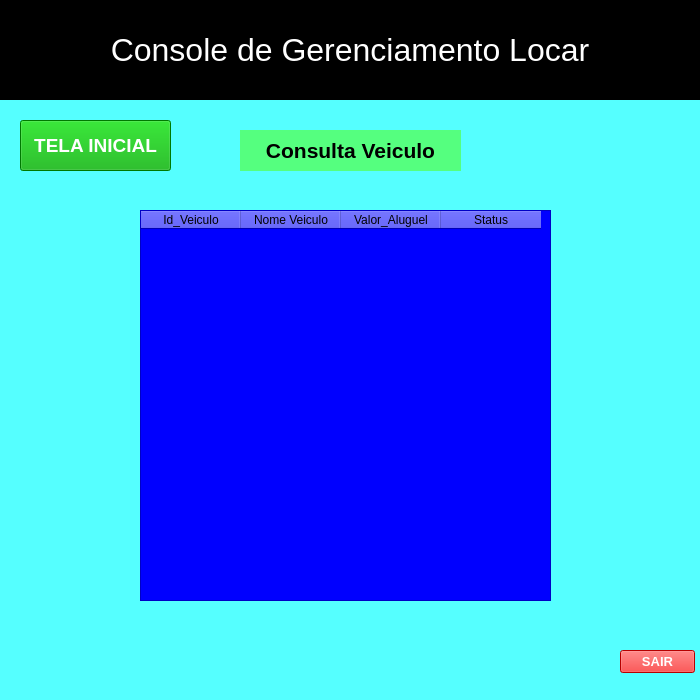
GabrielSelim/locar.py, file tela_consulta_veiculo_2.ui: the form before one commit.
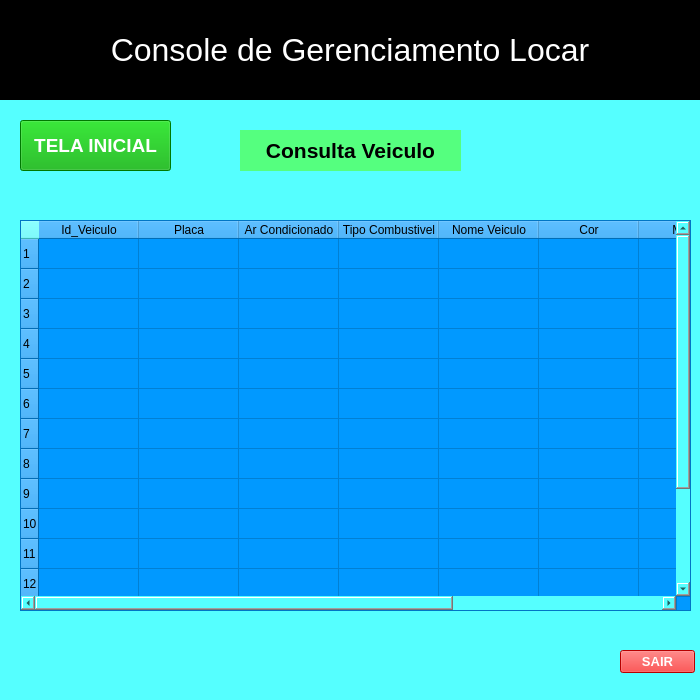
The form after the commit.

Commit message: adicionado nova tela de consulta de veiculo para facilitar a busca ainda esta com erro de leitura de dados falta alguns for na função consulta_veiculo(), após adicionar mais for provavelmente resolverá meu problema

The edit to the form file:
```diff
--- a/tela_consulta_veiculo_2.ui
+++ b/tela_consulta_veiculo_2.ui
@@ -165,20 +165,110 @@
    <widget class="QTableWidget" name="tableWidget">
     <property name="geometry">
      <rect>
-      <x>140</x>
-      <y>210</y>
-      <width>411</width>
+      <x>20</x>
+      <y>220</y>
+      <width>671</width>
       <height>391</height>
      </rect>
     </property>
     <property name="styleSheet">
-     <string notr="true">background-color: rgb(0, 0, 255);</string>
+     <string notr="true">background-color: rgb(1, 153, 255);</string>
     </property>
+    <row>
+     <property name="text">
+      <string>1</string>
+     </property>
+    </row>
+    <row>
+     <property name="text">
+      <string>2</string>
+     </property>
+    </row>
+    <row>
+     <property name="text">
+      <string>3</string>
+     </property>
+    </row>
+    <row>
+     <property name="text">
+      <string>4</string>
+     </property>
+    </row>
+    <row>
+     <property name="text">
+      <string>5</string>
+     </property>
+    </row>
+    <row>
+     <property name="text">
+      <string>6</string>
+     </property>
+    </row>
+    <row>
+     <property name="text">
+      <string>7</string>
+     </property>
+    </row>
+    <row>
+     <property name="text">
+      <string>8</string>
+     </property>
+    </row>
+    <row>
+     <property name="text">
+      <string>9</string>
+     </property>
+    </row>
+    <row>
+     <property name="text">
+      <string>10</string>
+     </property>
+    </row>
+    <row>
+     <property name="text">
+      <string>11</string>
+     </property>
+    </row>
+    <row>
+     <property name="text">
+      <string>12</string>
+     </property>
+    </row>
+    <row>
+     <property name="text">
+      <string>13</string>
+     </property>
+    </row>
+    <row>
+     <property name="text">
+      <string>14</string>
+     </property>
+    </row>
+    <row>
+     <property name="text">
+      <string>15</string>
+     </property>
+    </row>
     <column>
      <property name="text">
       <string>Id_Veiculo</string>
      </property>
     </column>
+    <column>
+     <property name="text">
+      <string>Placa</string>
+     </property>
+    </column>
+    <column>
+     <property name="text">
+      <string>Ar Condicionado</string>
+     </property>
+    </column>
+    <column>
+     <property name="text">
+      <string>Tipo Combustivel</string>
+     </property>
+    </column>
     <column>
      <property name="text">
       <string>Nome Veiculo</string>
@@ -186,7 +276,17 @@
     </column>
     <column>
      <property name="text">
-      <string>Valor_Aluguel</string>
+      <string>Cor</string>
+     </property>
+    </column>
+    <column>
+     <property name="text">
+      <string>Marca</string>
+     </property>
+    </column>
+    <column>
+     <property name="text">
+      <string>Valor Aluguel</string>
      </property>
     </column>
     <column>
@@ -194,6 +294,16 @@
       <string>Status</string>
      </property>
     </column>
+    <item row="0" column="0">
+     <property name="text">
+      <string/>
+     </property>
+    </item>
+    <item row="0" column="1">
+     <property name="text">
+      <string/>
+     </property>
+    </item>
    </widget>
   </widget>
   <widget class="QStatusBar" name="statusbar"/>
```
The commit also changes 2 other files.
